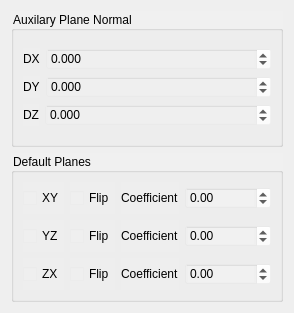
Above: ClippingPlanesEditor.ui from sharjith/ModelViewer-Qt before the change. Below: the same form after it.
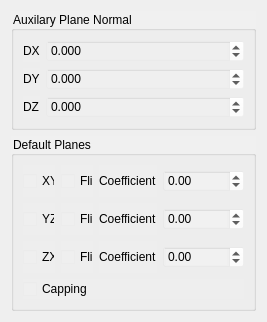
That is the form after the change.

Commit message: Implemented capping for all three planes - WIP

The edit to the form file:
```diff
--- a/ClippingPlanesEditor.ui
+++ b/ClippingPlanesEditor.ui
@@ -6,8 +6,8 @@
    <rect>
     <x>0</x>
     <y>0</y>
-    <width>294</width>
-    <height>313</height>
+    <width>257</width>
+    <height>270</height>
    </rect>
   </property>
   <property name="windowTitle">
@@ -16,10 +16,8 @@
   <property name="windowOpacity">
    <double>1.000000000000000</double>
   </property>
-  <layout class="QGridLayout" name="gridLayout_3">
+  <layout class="QGridLayout" name="gridLayout">
    <item row="0" column="0">
-    <layout class="QVBoxLayout" name="verticalLayout_3">
-     <item>
       <widget class="QGroupBox" name="groupBox">
        <property name="styleSheet">
         <string notr="true">background-color: rgba(255, 255, 255, 5%);</string>
@@ -27,19 +25,15 @@
        <property name="title">
         <string>Auxilary Plane Normal</string>
        </property>
-       <layout class="QGridLayout" name="gridLayout_2">
+     <layout class="QGridLayout" name="gridLayout_3">
         <item row="0" column="0">
-         <layout class="QVBoxLayout" name="verticalLayout_2">
-          <item>
-           <layout class="QHBoxLayout" name="horizontalLayout_4">
-            <item>
              <widget class="QLabel" name="label_4">
               <property name="text">
                <string>DX</string>
               </property>
              </widget>
             </item>
-            <item>
+      <item row="0" column="1">
              <widget class="QDoubleSpinBox" name="doubleSpinBoxDX">
               <property name="sizePolicy">
                <sizepolicy hsizetype="MinimumExpanding" vsizetype="Fixed">
@@ -61,18 +55,14 @@
               </property>
              </widget>
             </item>
-           </layout>
-          </item>
-          <item>
-           <layout class="QHBoxLayout" name="horizontalLayout_5">
-            <item>
+      <item row="1" column="0">
              <widget class="QLabel" name="label_5">
               <property name="text">
                <string>DY</string>
               </property>
              </widget>
             </item>
-            <item>
+      <item row="1" column="1">
              <widget class="QDoubleSpinBox" name="doubleSpinBoxDY">
               <property name="sizePolicy">
                <sizepolicy hsizetype="MinimumExpanding" vsizetype="Fixed">
@@ -94,18 +84,14 @@
               </property>
              </widget>
             </item>
-           </layout>
-          </item>
-          <item>
-           <layout class="QHBoxLayout" name="horizontalLayout_6">
-            <item>
+      <item row="2" column="0">
              <widget class="QLabel" name="label_6">
               <property name="text">
                <string>DZ</string>
               </property>
              </widget>
             </item>
-            <item>
+      <item row="2" column="1">
              <widget class="QDoubleSpinBox" name="doubleSpinBoxDZ">
               <property name="sizePolicy">
                <sizepolicy hsizetype="MinimumExpanding" vsizetype="Fixed">
@@ -128,13 +114,9 @@
              </widget>
             </item>
            </layout>
-          </item>
-         </layout>
-        </item>
-       </layout>
-      </widget>
-     </item>
-     <item>
+    </widget>
+   </item>
+   <item row="1" column="0">
       <widget class="QGroupBox" name="groupBox_2">
        <property name="styleSheet">
         <string notr="true">background-color: rgba(255, 255, 255, 5%);</string>
@@ -142,10 +124,132 @@
        <property name="title">
         <string>Default Planes</string>
        </property>
-       <layout class="QGridLayout" name="gridLayout">
+     <layout class="QGridLayout" name="gridLayout_2">
         <item row="0" column="0">
-         <layout class="QVBoxLayout" name="verticalLayout">
+       <layout class="QHBoxLayout" name="horizontalLayout_3">
           <item>
+         <widget class="QCheckBox" name="checkBoxZX">
+          <property name="minimumSize">
+           <size>
+            <width>32</width>
+            <height>32</height>
+           </size>
+          </property>
+          <property name="text">
+           <string>XY</string>
+          </property>
+          <property name="checkable">
+           <bool>true</bool>
+          </property>
+         </widget>
+        </item>
+        <item>
+         <widget class="QCheckBox" name="checkBoxFlipZX">
+          <property name="minimumSize">
+           <size>
+            <width>32</width>
+            <height>32</height>
+           </size>
+          </property>
+          <property name="text">
+           <string>Flip</string>
+          </property>
+          <property name="checkable">
+           <bool>true</bool>
+          </property>
+         </widget>
+        </item>
+        <item>
+         <widget class="QLabel" name="label_3">
+          <property name="text">
+           <string>Coefficient</string>
+          </property>
+         </widget>
+        </item>
+        <item>
+         <widget class="QDoubleSpinBox" name="doubleSpinBoxZXCoeff">
+          <property name="sizePolicy">
+           <sizepolicy hsizetype="MinimumExpanding" vsizetype="Fixed">
+            <horstretch>0</horstretch>
+            <verstretch>0</verstretch>
+           </sizepolicy>
+          </property>
+          <property name="styleSheet">
+           <string notr="true">background-color: rgba(255, 255, 255, 10%);</string>
+          </property>
+          <property name="minimum">
+           <double>-99999.000000000000000</double>
+          </property>
+          <property name="maximum">
+           <double>99999.000000000000000</double>
+          </property>
+         </widget>
+        </item>
+       </layout>
+      </item>
+      <item row="2" column="0">
+       <layout class="QHBoxLayout" name="horizontalLayout_2">
+        <item>
+         <widget class="QCheckBox" name="checkBoxYZ">
+          <property name="minimumSize">
+           <size>
+            <width>32</width>
+            <height>32</height>
+           </size>
+          </property>
+          <property name="text">
+           <string>ZX</string>
+          </property>
+          <property name="checkable">
+           <bool>true</bool>
+          </property>
+         </widget>
+        </item>
+        <item>
+         <widget class="QCheckBox" name="checkBoxFlipYZ">
+          <property name="minimumSize">
+           <size>
+            <width>32</width>
+            <height>32</height>
+           </size>
+          </property>
+          <property name="text">
+           <string>Flip</string>
+          </property>
+          <property name="checkable">
+           <bool>true</bool>
+          </property>
+         </widget>
+        </item>
+        <item>
+         <widget class="QLabel" name="label_2">
+          <property name="text">
+           <string>Coefficient</string>
+          </property>
+         </widget>
+        </item>
+        <item>
+         <widget class="QDoubleSpinBox" name="doubleSpinBoxYZCoeff">
+          <property name="sizePolicy">
+           <sizepolicy hsizetype="MinimumExpanding" vsizetype="Fixed">
+            <horstretch>0</horstretch>
+            <verstretch>0</verstretch>
+           </sizepolicy>
+          </property>
+          <property name="styleSheet">
+           <string notr="true">background-color: rgba(255, 255, 255, 10%);</string>
+          </property>
+          <property name="minimum">
+           <double>-99999.000000000000000</double>
+          </property>
+          <property name="maximum">
+           <double>99999.000000000000000</double>
+          </property>
+         </widget>
+        </item>
+       </layout>
+      </item>
+      <item row="1" column="0">
            <layout class="QHBoxLayout" name="horizontalLayout">
             <item>
              <widget class="QCheckBox" name="checkBoxXY">
@@ -156,7 +260,7 @@
                </size>
               </property>
               <property name="text">
-               <string>XY</string>
+           <string>YZ</string>
               </property>
               <property name="checkable">
                <bool>true</bool>
@@ -210,136 +314,15 @@
             </item>
            </layout>
           </item>
-          <item>
-           <layout class="QHBoxLayout" name="horizontalLayout_2">
-            <item>
-             <widget class="QCheckBox" name="checkBoxYZ">
-              <property name="minimumSize">
-               <size>
-                <width>32</width>
-                <height>32</height>
-               </size>
-              </property>
+      <item row="3" column="0">
+       <widget class="QCheckBox" name="checkBoxCapping">
               <property name="text">
-               <string>YZ</string>
-              </property>
-              <property name="checkable">
-               <bool>true</bool>
-              </property>
-             </widget>
-            </item>
-            <item>
-             <widget class="QCheckBox" name="checkBoxFlipYZ">
-              <property name="minimumSize">
-               <size>
-                <width>32</width>
-                <height>32</height>
-               </size>
-              </property>
-              <property name="text">
-               <string>Flip</string>
-              </property>
-              <property name="checkable">
-               <bool>true</bool>
-              </property>
-             </widget>
-            </item>
-            <item>
-             <widget class="QLabel" name="label_2">
-              <property name="text">
-               <string>Coefficient</string>
-              </property>
-             </widget>
-            </item>
-            <item>
-             <widget class="QDoubleSpinBox" name="doubleSpinBoxYZCoeff">
-              <property name="sizePolicy">
-               <sizepolicy hsizetype="MinimumExpanding" vsizetype="Fixed">
-                <horstretch>0</horstretch>
-                <verstretch>0</verstretch>
-               </sizepolicy>
-              </property>
-              <property name="styleSheet">
-               <string notr="true">background-color: rgba(255, 255, 255, 10%);</string>
-              </property>
-              <property name="minimum">
-               <double>-99999.000000000000000</double>
-              </property>
-              <property name="maximum">
-               <double>99999.000000000000000</double>
-              </property>
-             </widget>
-            </item>
-           </layout>
-          </item>
-          <item>
-           <layout class="QHBoxLayout" name="horizontalLayout_3">
-            <item>
-             <widget class="QCheckBox" name="checkBoxZX">
-              <property name="minimumSize">
-               <size>
-                <width>32</width>
-                <height>32</height>
-               </size>
-              </property>
-              <property name="text">
-               <string>ZX</string>
-              </property>
-              <property name="checkable">
-               <bool>true</bool>
-              </property>
-             </widget>
-            </item>
-            <item>
-             <widget class="QCheckBox" name="checkBoxFlipZX">
-              <property name="minimumSize">
-               <size>
-                <width>32</width>
-                <height>32</height>
-               </size>
-              </property>
-              <property name="text">
-               <string>Flip</string>
-              </property>
-              <property name="checkable">
-               <bool>true</bool>
-              </property>
-             </widget>
-            </item>
-            <item>
-             <widget class="QLabel" name="label_3">
-              <property name="text">
-               <string>Coefficient</string>
-              </property>
-             </widget>
-            </item>
-            <item>
-             <widget class="QDoubleSpinBox" name="doubleSpinBoxZXCoeff">
-              <property name="sizePolicy">
-               <sizepolicy hsizetype="MinimumExpanding" vsizetype="Fixed">
-                <horstretch>0</horstretch>
-                <verstretch>0</verstretch>
-               </sizepolicy>
-              </property>
-              <property name="styleSheet">
-               <string notr="true">background-color: rgba(255, 255, 255, 10%);</string>
-              </property>
-              <property name="minimum">
-               <double>-99999.000000000000000</double>
-              </property>
-              <property name="maximum">
-               <double>99999.000000000000000</double>
-              </property>
-             </widget>
-            </item>
-           </layout>
-          </item>
-         </layout>
-        </item>
-       </layout>
-      </widget>
-     </item>
-    </layout>
+         <string>Capping</string>
+        </property>
+       </widget>
+      </item>
+     </layout>
+    </widget>
    </item>
   </layout>
  </widget>
```
Lines whose indentation alone changed are shown as unchanged. The commit also changes 3 other files.
